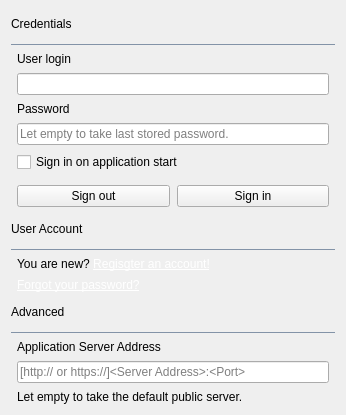
Old version of the form src/app/gui/forms/widgetsettings.ui in the repository botorabi/Meet4Eat-Desktop.
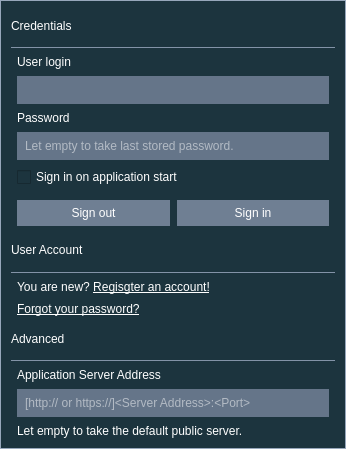
New version of the form.

The edit to the form file:
```diff
--- a/src/app/gui/forms/widgetsettings.ui
+++ b/src/app/gui/forms/widgetsettings.ui
@@ -10,7 +10,7 @@
     <x>0</x>
     <y>0</y>
     <width>346</width>
-    <height>415</height>
+    <height>449</height>
    </rect>
   </property>
   <property name="minimumSize">
@@ -22,6 +22,31 @@
   <property name="windowTitle">
    <string>Settings</string>
   </property>
+  <property name="styleSheet">
+   <string notr="true">#WidgetSettings {
+  border: 1px solid rgb(151,167, 187);
+}
+QWidget {
+  color: white;
+  background-color: rgb(28,52,62);
+}
+QLineEdit {
+  background-color: rgb(101,117, 137);  
+}
+QPushButton {
+  background-color: rgb(111,127, 147);
+}
+QPushButton:hover {
+  background-color: rgb(151,167, 187);
+}
+QPushButton:disabled {
+  background-color: rgb(91,107,127);
+}
+QLineEdit {
+  border-radius: 0;
+  padding: 6px;
+}</string>
+  </property>
   <layout class="QVBoxLayout" name="verticalLayout_2">
    <property name="spacing">
     <number>0</number>
@@ -164,9 +189,19 @@
            <property name="toolTip">
             <string>Sign out from your account.</string>
            </property>
+           <property name="styleSheet">
+            <string notr="true">QPushButton {
+  border-style: outset;
+  min-width: 5em;
+  padding: 6px;
+}</string>
+           </property>
            <property name="text">
             <string>Sign out</string>
            </property>
+           <property name="flat">
+            <bool>true</bool>
+           </property>
           </widget>
          </item>
          <item>
@@ -174,9 +209,19 @@
            <property name="toolTip">
             <string>Sign in into your account.</string>
            </property>
+           <property name="styleSheet">
+            <string notr="true">QPushButton {
+  border-style: outset;
+  min-width: 5em;
+  padding: 6px;
+}</string>
+           </property>
            <property name="text">
             <string>Sign in</string>
            </property>
+           <property name="flat">
+            <bool>true</bool>
+           </property>
           </widget>
          </item>
         </layout>
```
